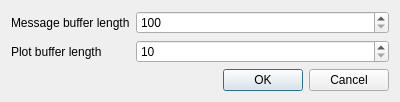
Before: the Qt Designer form gui_qt/GloxiniaConfigurator/settingsdialog.ui in opieters/gloxinia2, drawn with Qt 5.
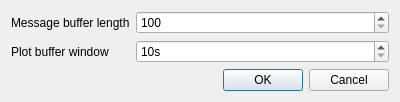
After: the same form once the commit is applied.

Commit message: Add sensor plot functionality

```diff
--- a/gui_qt/GloxiniaConfigurator/settingsdialog.ui
+++ b/gui_qt/GloxiniaConfigurator/settingsdialog.ui
@@ -34,17 +34,20 @@
    <item row="1" column="0">
     <widget class="QLabel" name="plotBufferLabel">
      <property name="text">
-      <string>Plot buffer length</string>
+      <string>Plot buffer window</string>
      </property>
     </widget>
    </item>
    <item row="1" column="1">
     <widget class="QSpinBox" name="plotBufferEdit">
+     <property name="suffix">
+      <string notr="true">s</string>
+     </property>
      <property name="minimum">
       <number>10</number>
      </property>
      <property name="maximum">
-      <number>100000</number>
+      <number>86400</number>
      </property>
     </widget>
    </item>
```
The commit also changes 6 other files.
